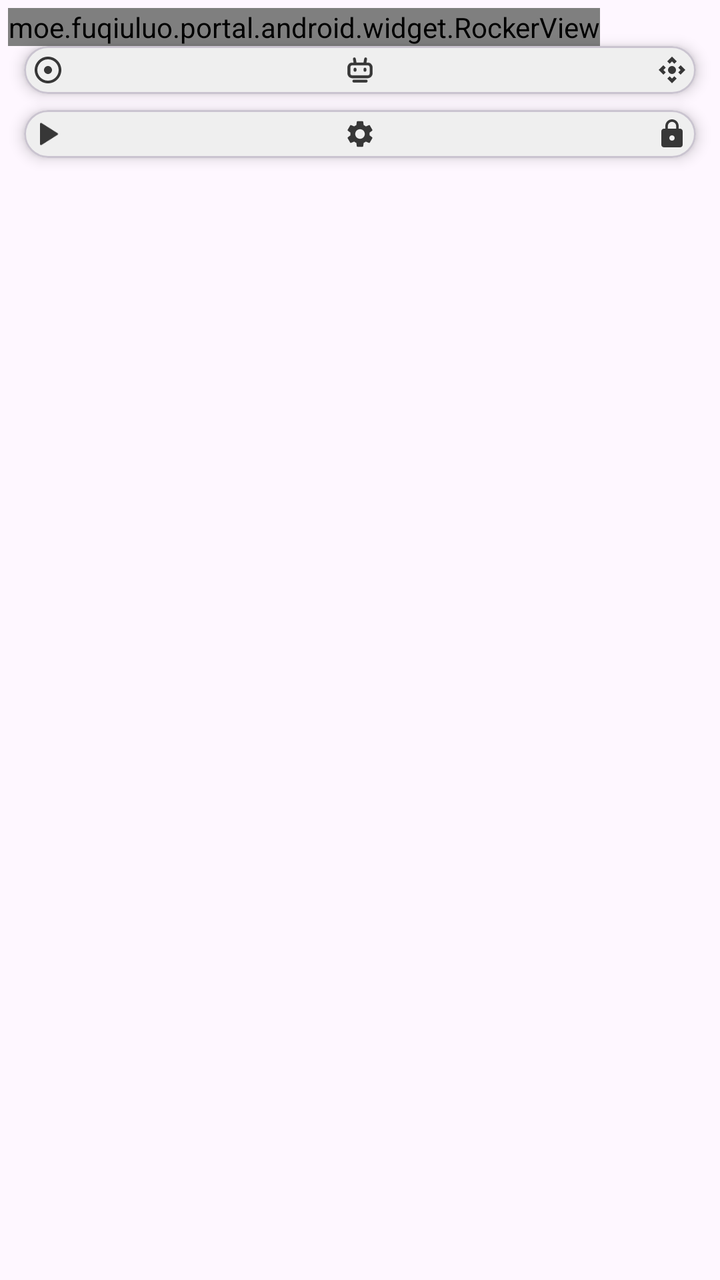
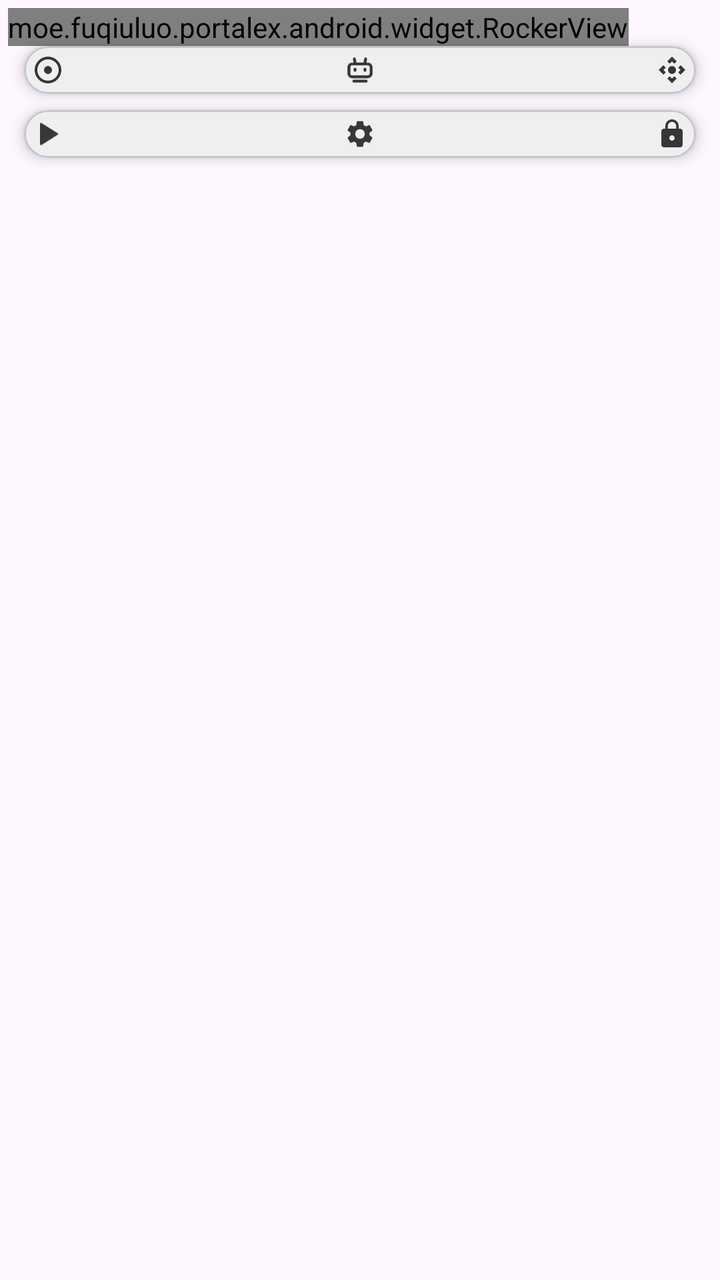

Compare the two renders of this Android layout. The source of the first and the diff that turns it into the second are given below.
<!-- AndroidManifest.xml: application theme AppTheme -->
<!-- res/layout/layout_rocker.xml -->
<?xml version="1.0" encoding="utf-8"?>
<LinearLayout xmlns:android="http://schemas.android.com/apk/res/android"
    xmlns:tools="http://schemas.android.com/tools"
    android:layout_width="wrap_content"
    android:layout_height="wrap_content"
    xmlns:app="http://schemas.android.com/apk/res-auto"
    android:background="@android:color/transparent"
    android:padding="4dp"
    android:orientation="vertical">

    <moe.fuqiuluo.portal.android.widget.RockerView
        android:id="@+id/rocker"
        android:layout_width="wrap_content"
        android:layout_height="wrap_content"
        app:areaBackground="#E6494949"
        app:rockerBackground="#FFFFFF" />

    <com.google.android.material.card.MaterialCardView
        android:id="@+id/rocker_card"
        android:layout_width="match_parent"
        android:layout_height="wrap_content"
        android:layout_marginLeft="8dp"
        android:layout_marginRight="8dp"
        android:layout_marginBottom="8dp"
        app:contentPadding="4dp"
        app:cardCornerRadius="12dp"
        app:cardBackgroundColor="@color/rocker_card_bg"
        app:cardElevation="4dp">
        <LinearLayout
            android:layout_width="match_parent"
            android:layout_height="wrap_content"
            android:orientation="vertical">

            <androidx.constraintlayout.widget.ConstraintLayout
                android:layout_width="match_parent"
                android:layout_height="wrap_content"
                android:orientation="horizontal">

                <androidx.appcompat.widget.AppCompatImageView
                    android:id="@+id/move"
                    android:layout_width="16dp"
                    android:layout_height="16dp"
                    android:importantForAccessibility="no"
                    android:contentDescription="@string/app_name"
                    android:src="@drawable/baseline_adjust_24"
                    app:tint="@color/rocker_icon_tint"
                    app:layout_constraintStart_toStartOf="parent"
                    app:layout_constraintTop_toTopOf="parent" />

                <com.google.android.material.textview.MaterialTextView
                    android:layout_width="wrap_content"
                    android:layout_height="wrap_content"
                    android:textSize="10sp"
                    android:text="@string/app_name"
                    android:layout_gravity="center"
                    android:gravity="center"
                    android:visibility="gone"
                    app:layout_constraintStart_toEndOf="@id/move"
                    app:layout_constraintTop_toTopOf="parent"
                    tools:ignore="SmallSp" />

                <androidx.appcompat.widget.AppCompatImageView
                    android:id="@+id/auto"
                    android:layout_width="16dp"
                    android:layout_height="16dp"
                    android:importantForAccessibility="no"
                    android:contentDescription="@string/app_name"
                    android:src="@drawable/baseline_robot_24"
                    app:tint="@color/rocker_icon_tint"
                    app:layout_constraintBottom_toBottomOf="parent"
                    app:layout_constraintEnd_toEndOf="parent"
                    app:layout_constraintStart_toStartOf="parent"
                    app:layout_constraintTop_toTopOf="parent" />


                <androidx.appcompat.widget.AppCompatImageView
                    android:id="@+id/expand_menu"
                    android:layout_width="16dp"
                    android:layout_height="16dp"
                    android:importantForAccessibility="no"
                    android:contentDescription="@string/app_name"
                    android:src="@drawable/baseline_control_camera_24"
                    app:tint="@color/rocker_icon_tint"
                    app:layout_constraintEnd_toEndOf="parent"
                    app:layout_constraintTop_toTopOf="parent" />

            </androidx.constraintlayout.widget.ConstraintLayout>
        </LinearLayout>
    </com.google.android.material.card.MaterialCardView>

    <com.google.android.material.card.MaterialCardView
        android:id="@+id/auto_card"
        android:layout_width="match_parent"
        android:layout_height="wrap_content"
        android:layout_marginLeft="8dp"
        android:layout_marginRight="8dp"
        android:layout_marginBottom="8dp"
        app:contentPadding="4dp"
        app:cardCornerRadius="12dp"
        app:cardBackgroundColor="@color/rocker_card_bg"
        android:layout_gravity="center"
        app:cardElevation="4dp">
        <LinearLayout
            android:layout_width="match_parent"
            android:layout_height="wrap_content"
            android:orientation="vertical">

            <androidx.constraintlayout.widget.ConstraintLayout
                android:layout_width="match_parent"
                android:layout_height="wrap_content"
                android:orientation="horizontal">

                <androidx.appcompat.widget.AppCompatImageView
                    android:id="@+id/auto_play"
                    android:layout_width="16dp"
                    android:layout_height="16dp"
                    android:importantForAccessibility="no"
                    android:contentDescription="@string/app_name"
                    android:src="@drawable/baseline_play_24"
                    app:tint="@color/rocker_icon_tint"
                    app:layout_constraintStart_toStartOf="parent"
                    app:layout_constraintTop_toTopOf="parent" />

                <com.google.android.material.textview.MaterialTextView
                    android:layout_width="wrap_content"
                    android:layout_height="wrap_content"
                    android:textSize="10sp"
                    android:text="@string/app_name"
                    android:layout_gravity="center"
                    android:gravity="center"
                    android:visibility="gone"
                    app:layout_constraintStart_toEndOf="@id/auto_play"
                    app:layout_constraintTop_toTopOf="parent"
                    tools:ignore="SmallSp" />

                <androidx.appcompat.widget.AppCompatImageView
                    android:id="@+id/auto_status"
                    android:layout_width="16dp"
                    android:layout_height="16dp"
                    android:importantForAccessibility="no"
                    android:contentDescription="@string/app_name"
                    android:src="@drawable/baseline_settings_24"
                    app:tint="@color/rocker_icon_tint"
                    app:layout_constraintBottom_toBottomOf="parent"
                    app:layout_constraintEnd_toEndOf="parent"
                    app:layout_constraintStart_toStartOf="parent"
                    app:layout_constraintTop_toTopOf="parent" />

                <com.google.android.material.textview.MaterialTextView
                    android:layout_width="wrap_content"
                    android:layout_height="wrap_content"
                    android:textSize="10sp"
                    android:text="@string/app_name"
                    android:layout_gravity="center"
                    android:gravity="center"
                    android:visibility="gone"
                    app:layout_constraintStart_toEndOf="@id/auto_status"
                    app:layout_constraintTop_toTopOf="parent"
                    tools:ignore="SmallSp" />

                <androidx.appcompat.widget.AppCompatImageView
                    android:id="@+id/auto_lock"
                    android:layout_width="16dp"
                    android:layout_height="16dp"
                    android:importantForAccessibility="no"
                    android:contentDescription="@string/app_name"
                    android:background="@drawable/baseline_lock_24"
                    android:backgroundTint="@color/rocker_icon_tint"
                    app:layout_constraintEnd_toEndOf="parent"
                    app:layout_constraintTop_toTopOf="parent" />

            </androidx.constraintlayout.widget.ConstraintLayout>
        </LinearLayout>
    </com.google.android.material.card.MaterialCardView>

    <com.google.android.material.card.MaterialCardView
        android:layout_width="match_parent"
        android:layout_height="wrap_content"
        android:layout_marginLeft="1dp"
        android:layout_marginRight="1dp"
        android:layout_marginBottom="8dp"
        app:contentPadding="4dp"
        app:cardCornerRadius="12dp"
        app:cardBackgroundColor="@color/rocker_card_bg"
        android:visibility="gone"
        app:cardElevation="2dp">

        <androidx.constraintlayout.widget.ConstraintLayout
            android:id="@+id/expand_menu_layout"
            android:layout_width="match_parent"
            android:layout_height="wrap_content">

            <androidx.constraintlayout.widget.ConstraintLayout
                android:layout_width="match_parent"
                android:layout_height="wrap_content"
                app:layout_constraintTop_toTopOf="parent"
                app:layout_constraintStart_toStartOf="parent">

                <com.google.android.material.textview.MaterialTextView
                    style="@style/TextAppearance.Material3.LabelSmall"
                    android:layout_width="match_parent"
                    android:layout_height="wrap_content"
                    android:text="@string/rocker_speed"
                    android:textSize="8sp"
                    android:layout_weight="1"
                    android:maxLines="1"
                    android:gravity="center|start"
                    app:layout_constraintTop_toTopOf="parent"
                    app:layout_constraintStart_toStartOf="parent"
                    tools:ignore="SmallSp" />

                <com.google.android.material.textview.MaterialTextView
                    android:id="@+id/speed"
                    style="@style/TextAppearance.Material3.LabelSmall"
                    android:layout_width="match_parent"
                    android:layout_height="wrap_content"
                    android:text="@string/default_speed"
                    android:layout_weight="1"
                    android:textSize="8sp"
                    android:gravity="center|end"
                    android:maxLines="1"
                    app:layout_constraintTop_toTopOf="parent"
                    app:layout_constraintEnd_toEndOf="parent"
                    tools:ignore="SmallSp" />

                <com.google.android.material.slider.Slider
                    android:id="@+id/speed_slider"
                    android:layout_width="match_parent"
                    android:layout_height="wrap_content"
                    android:stepSize="5.0"
                    android:valueFrom="0.0"
                    android:valueTo="50.0"
                    app:tickVisible="false"
                    app:thumbElevation="2dp"
                    android:padding="0dp"
                    app:thumbHeight="8dp"
                    app:thumbRadius="4dp"
                    app:trackHeight="4dp"
                    app:layout_constraintBottom_toBottomOf="parent"
                    app:layout_constraintStart_toStartOf="parent" />

                <com.google.android.material.divider.MaterialDivider
                    android:id="@+id/divider"
                    android:layout_width="match_parent"
                    android:layout_height="wrap_content"
                    android:layout_marginTop="24dp"
                    app:layout_constraintTop_toBottomOf="@id/speed"
                    app:layout_constraintStart_toStartOf="parent" />

            </androidx.constraintlayout.widget.ConstraintLayout>


        </androidx.constraintlayout.widget.ConstraintLayout>
    </com.google.android.material.card.MaterialCardView>

</LinearLayout>
<!-- resources referenced by this layout -->
<resources>
  <color name="rocker_card_bg">#FFFFFFFF</color>
  <color name="rocker_icon_tint">#373737</color>
  <!-- drawable baseline_adjust_24 (drawable) -->
  <vector xmlns:android="http://schemas.android.com/apk/res/android" android:autoMirrored="true" android:height="12dp" android:tint="#A2A2A2" android:viewportHeight="24" android:viewportWidth="24" android:width="12dp">
        
      <path android:fillColor="@android:color/white" android:pathData="M12,2C6.49,2 2,6.49 2,12s4.49,10 10,10 10,-4.49 10,-10S17.51,2 12,2zM12,20c-4.41,0 -8,-3.59 -8,-8s3.59,-8 8,-8 8,3.59 8,8 -3.59,8 -8,8zM15,12c0,1.66 -1.34,3 -3,3s-3,-1.34 -3,-3 1.34,-3 3,-3 3,1.34 3,3z"/>
      
  </vector>
  <!-- drawable baseline_control_camera_24 (drawable) -->
  <vector xmlns:android="http://schemas.android.com/apk/res/android" android:autoMirrored="true" android:height="12dp" android:tint="#A2A2A2" android:viewportHeight="24" android:viewportWidth="24" android:width="12dp">
        
      <path android:fillColor="@android:color/white" android:pathData="M15.54,5.54L13.77,7.3 12,5.54 10.23,7.3 8.46,5.54 12,2zM18.46,15.54l-1.76,-1.77L18.46,12l-1.76,-1.77 1.76,-1.77L22,12zM8.46,18.46l1.77,-1.76L12,18.46l1.77,-1.76 1.77,1.76L12,22zM5.54,8.46l1.76,1.77L5.54,12l1.76,1.77 -1.76,1.77L2,12z"/>
        
      <path android:fillColor="@android:color/white" android:pathData="M12,12m-3,0a3,3 0,1 1,6 0a3,3 0,1 1,-6 0"/>
      
  </vector>
  <!-- drawable baseline_lock_24 (drawable) -->
  <vector xmlns:android="http://schemas.android.com/apk/res/android" android:autoMirrored="true" android:height="12dp" android:tint="#000000" android:viewportHeight="24" android:viewportWidth="24" android:width="12dp">
        
      <path android:fillColor="@android:color/white" android:pathData="M18,8h-1L17,6c0,-2.76 -2.24,-5 -5,-5S7,3.24 7,6v2L6,8c-1.1,0 -2,0.9 -2,2v10c0,1.1 0.9,2 2,2h12c1.1,0 2,-0.9 2,-2L20,10c0,-1.1 -0.9,-2 -2,-2zM12,17c-1.1,0 -2,-0.9 -2,-2s0.9,-2 2,-2 2,0.9 2,2 -0.9,2 -2,2zM15.1,8L8.9,8L8.9,6c0,-1.71 1.39,-3.1 3.1,-3.1 1.71,0 3.1,1.39 3.1,3.1v2z"/>
      
  </vector>
  <!-- drawable baseline_play_24 (drawable) -->
  <vector xmlns:android="http://schemas.android.com/apk/res/android"
      android:width="24dp"
      android:height="24dp"
      android:viewportWidth="1024"
      android:viewportHeight="1024">
    <path
        android:pathData="M817.1,485l-512,-323.7C295.2,155 282.8,154.6 272.6,160.2 262.3,165.9 256,176.6 256,188.3l0,647.3c0,11.6 6.3,22.4 16.6,28 4.8,2.7 10.1,4 15.4,4 6,0 11.9,-1.7 17.1,-4.9l512,-323.6C826.4,533.2 832,523 832,512 832,501 826.4,490.8 817.1,485z"
        android:fillColor="#373737"/>
  </vector>
  <string name="app_name">PortalEX</string>
  <string name="default_speed">1m/s</string>
  <string name="rocker_speed">摇杆速度</string>
  <style name="Portal.SearchViewStyle" parent="Widget.AppCompat.SearchView" />
  <style name="Portal.SliderTheme" parent="Widget.Material3.Slider" />
  <style name="PortalPopupMenuStyle" parent="Widget.Material3.PopupMenu">
          <item name="android:popupAnimationStyle">@style/PortalPopupAnimation</item>
      </style>
  <style name="PortalPopupAnimation">
          <item name="android:windowEnterAnimation">@anim/popup_in_top_end</item>
          <item name="android:windowExitAnimation">@anim/popup_out_top_end</item>
      </style>
  <!-- unchanged entries left out for length: 3 -->
</resources>

<!-- the commit's change to res/layout/layout_rocker.xml (unified diff, before → after) -->
@@ -8,7 +8,7 @@
     android:padding="4dp"
     android:orientation="vertical">
 
-    <moe.fuqiuluo.portal.android.widget.RockerView
+    <moe.fuqiuluo.portalex.android.widget.RockerView
         android:id="@+id/rocker"
         android:layout_width="wrap_content"
         android:layout_height="wrap_content"
